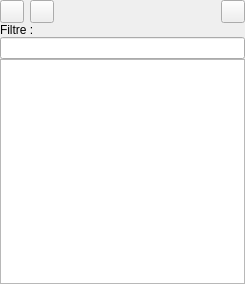
Above: ui/projectdirectorywidget.ui from phoenix741/xinx before the change. Below: the same form after it.
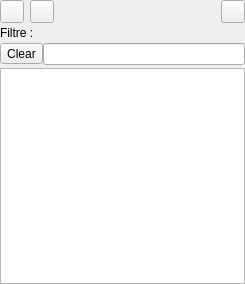
That is the form after the change. Icons and pictures are not drawn.

```diff
--- a/ui/projectdirectorywidget.ui
+++ b/ui/projectdirectorywidget.ui
@@ -9,14 +9,26 @@
     <height>284</height>
    </rect>
   </property>
-  <layout class="QVBoxLayout" >
-   <property name="margin" >
+  <layout class="QGridLayout" >
+   <property name="leftMargin" >
     <number>0</number>
    </property>
-   <property name="spacing" >
+   <property name="topMargin" >
     <number>0</number>
    </property>
-   <item>
+   <property name="rightMargin" >
+    <number>0</number>
+   </property>
+   <property name="bottomMargin" >
+    <number>0</number>
+   </property>
+   <property name="horizontalSpacing" >
+    <number>0</number>
+   </property>
+   <property name="verticalSpacing" >
+    <number>3</number>
+   </property>
+   <item row="0" column="0" colspan="2" >
     <layout class="QHBoxLayout" >
      <property name="margin" >
       <number>0</number>
@@ -66,17 +78,27 @@
      </item>
     </layout>
    </item>
-   <item>
+   <item row="1" column="0" colspan="2" >
     <widget class="QLabel" name="label" >
      <property name="text" >
       <string>Filtre :</string>
      </property>
     </widget>
    </item>
-   <item>
+   <item row="2" column="0" >
+    <widget class="QToolButton" name="m_clearToolButton" >
+     <property name="text" >
+      <string>Clear</string>
+     </property>
+     <property name="icon" >
+      <iconset resource="../application.qrc" >:/images/edit-clear-locationbar-ltr.png</iconset>
+     </property>
+    </widget>
+   </item>
+   <item row="2" column="1" >
     <widget class="QLineEdit" name="m_filtreLineEdit" />
    </item>
-   <item>
+   <item row="3" column="0" colspan="2" >
     <widget class="QTreeView" name="m_projectDirectoryTreeView" >
      <property name="selectionMode" >
       <enum>QAbstractItemView::ExtendedSelection</enum>
```
Left out of the diff: 34 changed lines with no effect on the pictures.
